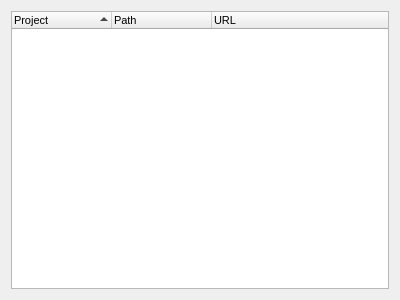
First picture: the form in meg_runtime/ui/mainpanel.ui, repository ibedard16/Runtime, before the edit.
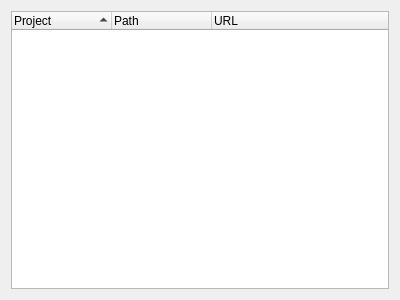
Second picture: the form after the edit.

Diff of the .ui file:
```diff
--- a/meg_runtime/ui/mainpanel.ui
+++ b/meg_runtime/ui/mainpanel.ui
@@ -16,11 +16,6 @@
   <layout class="QGridLayout" name="gridLayout">
    <item row="0" column="0">
     <widget class="QTreeWidget" name="treeWidget">
-     <property name="font">
-      <font>
-       <pointsize>8</pointsize>
-      </font>
-     </property>
      <property name="editTriggers">
       <set>QAbstractItemView::DoubleClicked</set>
      </property>
```
Left out of the diff: 3 changed lines with no effect on the pictures.
